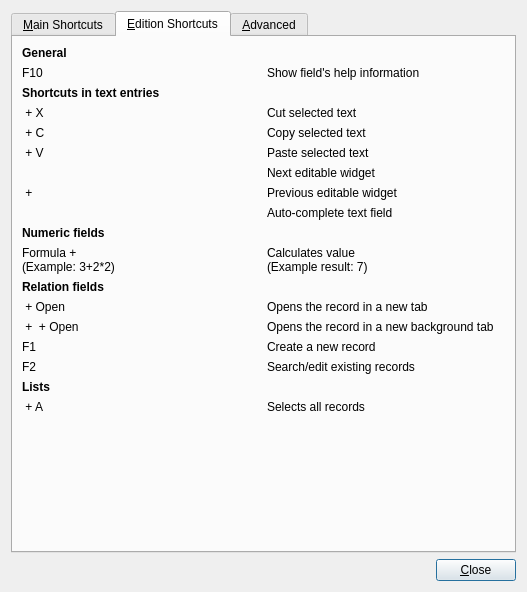
Old version of the form Koo/ui/shortcuts.ui in the repository xrg/openerp-client-kde.
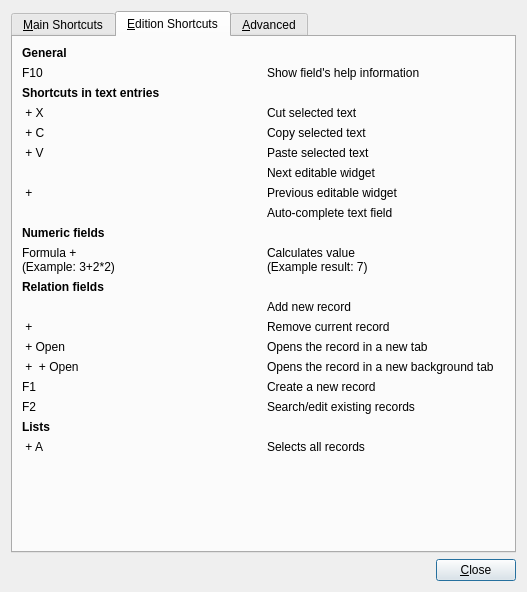
New version of the form. The open tabs and pages were chosen to show the change. Icons and pictures are not drawn.

Commit message: [IMP] Use 'Enter' and 'Alt+Backspace' as shortcuts for adding and removing records in one2many fields.

Patch:
```diff
--- a/Koo/ui/shortcuts.ui
+++ b/Koo/ui/shortcuts.ui
@@ -542,7 +542,7 @@
        </item>
        <item>
         <layout class="QGridLayout" name="gridLayout_2">
-         <item row="0" column="1">
+         <item row="2" column="1">
           <widget class="QLabel" name="label_60">
            <property name="text">
             <string>Opens the record in a new tab</string>
@@ -552,7 +552,7 @@
            </property>
           </widget>
          </item>
-         <item row="1" column="1">
+         <item row="3" column="1">
           <widget class="QLabel" name="label_63">
            <property name="text">
             <string>Opens the record in a new background tab</string>
@@ -562,48 +562,76 @@
            </property>
           </widget>
          </item>
-         <item row="2" column="1">
+         <item row="4" column="1">
           <widget class="QLabel" name="label_75">
            <property name="text">
             <string>Create a new record</string>
            </property>
           </widget>
          </item>
-         <item row="3" column="1">
+         <item row="5" column="1">
           <widget class="QLabel" name="label_77">
            <property name="text">
             <string>Search/edit existing records</string>
            </property>
           </widget>
          </item>
-         <item row="0" column="0">
+         <item row="2" column="0">
           <widget class="QLabel" name="label_61">
            <property name="text">
             <string>&lt;Ctrl&gt; + Open</string>
            </property>
           </widget>
          </item>
-         <item row="2" column="0">
+         <item row="4" column="0">
           <widget class="QLabel" name="label_74">
            <property name="text">
             <string>F1</string>
            </property>
           </widget>
          </item>
-         <item row="1" column="0">
+         <item row="3" column="0">
           <widget class="QLabel" name="label_62">
            <property name="text">
             <string>&lt;Ctrl&gt; + &lt;Shift&gt; + Open</string>
            </property>
           </widget>
          </item>
-         <item row="3" column="0">
+         <item row="5" column="0">
           <widget class="QLabel" name="label_76">
            <property name="text">
             <string>F2</string>
            </property>
           </widget>
          </item>
+         <item row="0" column="0">
+          <widget class="QLabel" name="label_80">
+           <property name="text">
+            <string>&lt;Enter&gt;</string>
+           </property>
+          </widget>
+         </item>
+         <item row="0" column="1">
+          <widget class="QLabel" name="label_81">
+           <property name="text">
+            <string>Add new record</string>
+           </property>
+          </widget>
+         </item>
+         <item row="1" column="0">
+          <widget class="QLabel" name="label_82">
+           <property name="text">
+            <string>&lt;Alt&gt; + &lt;Backspace&gt;</string>
+           </property>
+          </widget>
+         </item>
+         <item row="1" column="1">
+          <widget class="QLabel" name="label_83">
+           <property name="text">
+            <string>Remove current record</string>
+           </property>
+          </widget>
+         </item>
         </layout>
        </item>
        <item>
```
Left out of the diff: 2 changed lines with no effect on the pictures. The commit also changes 1 other file.
